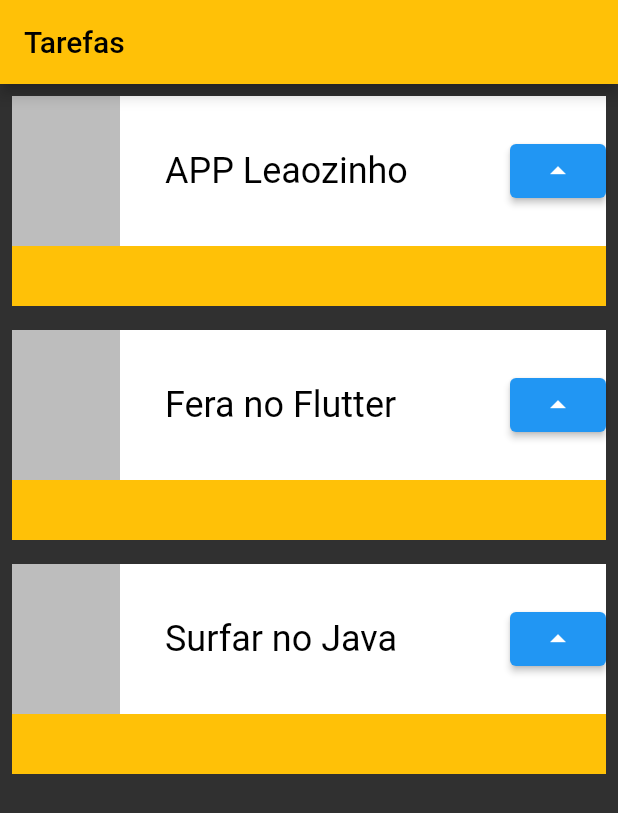
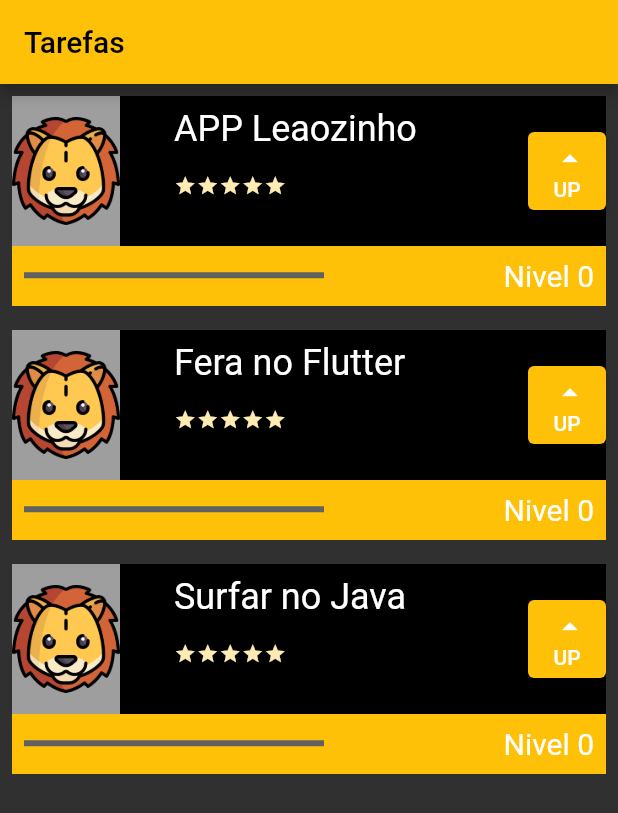
Before and after one commit to alexander-brandao/APPnovasTarefas, a Flutter app: the screen it shows after launch, on a phone screen of 412 x 824 dp. Shown: the top 813 px of the screen. Run offline on Flutter 3.47's test engine with Material 2 defaults, Android fonts, the phone set to English and light mode, and no system bars.

Commit message:
adicionando dificuldades e estrelas

```diff
--- a/lib/tarefas.dart
+++ b/lib/tarefas.dart
@@ -27,12 +27,19 @@
   }
 }
 
-class Task extends StatelessWidget {
+class Task extends StatefulWidget {
   final String nome;
   const Task(this.nome,{Key? key}) : super(key: key);
 
   @override
+  State<Task> createState() => _TaskState();
+}
+
+class _TaskState extends State<Task> {
+  int nivel = 0;
+  @override
   Widget build(BuildContext context) {
+
     return Padding(
       padding: const EdgeInsets.all(8.0),
       child: Stack(
@@ -41,30 +48,92 @@
             color: Colors.amber,
             height: 140,
           ),
+          Column(
+            children: [
               Container(
-            color: Colors.white,
+                color: Colors.black,
                 height: 100,
                 child: Row(
                   mainAxisAlignment: MainAxisAlignment.spaceBetween,
                   children: [
                     Container(
-                  color: Colors.black26,
+                      child: Image.asset("images/lion.png"),
+                      color: Colors.grey,
                       width: 72,
                       height: 100,
                     ),
-                Container(
+                    Column(
+                      crossAxisAlignment: CrossAxisAlignment.start,
+                      children: [
+                        Padding(
+                          padding: const EdgeInsets.all(8.0),
+                          child: Container(
                             width: 200,
                               child:
                               Text(
-                      nome,
+                                widget.nome,
                                 style:
                                 const TextStyle(
-                          color: Colors.black,
                                     fontSize: 24,
                                     overflow: TextOverflow.ellipsis ),)),
-                ElevatedButton(onPressed: (){}, child: const Icon(Icons.arrow_drop_up))
+                        ),
+                        Padding(
+                          padding: const EdgeInsets.all(8.0),
+                          child: Row(
+
+                            children: [
+                              Icon(Icons.star, size: 15,color: Colors.amber[100],),
+                              Icon(Icons.star, size: 15,color: Colors.amber[100],),
+                              Icon(Icons.star, size: 15,color: Colors.amber[100],),
+                              Icon(Icons.star, size: 15,color: Colors.amber[100],),
+                              Icon(Icons.star, size: 15,color: Colors.amber[100],),
                             ],
                           ),
+                        ),
+                      ],
+                    ),
+                    Container(
+                      width: 52,
+                      height: 52,
+                      child: ElevatedButton(
+                        style: ButtonStyle(backgroundColor: MaterialStateProperty.all(Colors.amber),),
+                          onPressed: (){
+                            setState(() {
+                              nivel++;
+                            });
+                          },
+                          child: Column(
+                            mainAxisAlignment: MainAxisAlignment.center,
+                            crossAxisAlignment: CrossAxisAlignment.center,
+                            children: const [
+                              Icon(Icons.arrow_drop_up),
+                              Text("UP"),
+                            ],
+                          )),
+                    )
+                  ],
+                ),
+              ),
+              Row(
+                mainAxisAlignment: MainAxisAlignment.spaceBetween,
+                children: [
+                  Padding(
+                    padding: const EdgeInsets.all(8.0),
+                    child: Container(
+                      width: 200,
+                      child: LinearProgressIndicator(
+                        color: Colors.white,
+                        value: nivel/10,
+                      ),
+                    ),
+                  ),
+                  Padding(
+                    padding: const EdgeInsets.all(8.0),
+                    child: Text("Nivel $nivel", style: TextStyle(fontSize: 20),),
+                  ),
+                ],
+              ),
+            ],
           )
         ],
       ),
--- a/pubspec.yaml
+++ b/pubspec.yaml
@@ -60,8 +60,8 @@
   uses-material-design: true
 
   # To add assets to your application, add an assets section, like this:
-  # assets:
-  #   - images/a_dot_burr.jpeg
+  assets:
+    - images/lion.png
   #   - images/a_dot_ham.jpeg
 
   # An image asset can refer to one or more resolution-specific "variants", see
```
Also changed, not shown: images/lion.png (added). Lines whose indentation alone changed are shown as unchanged.
